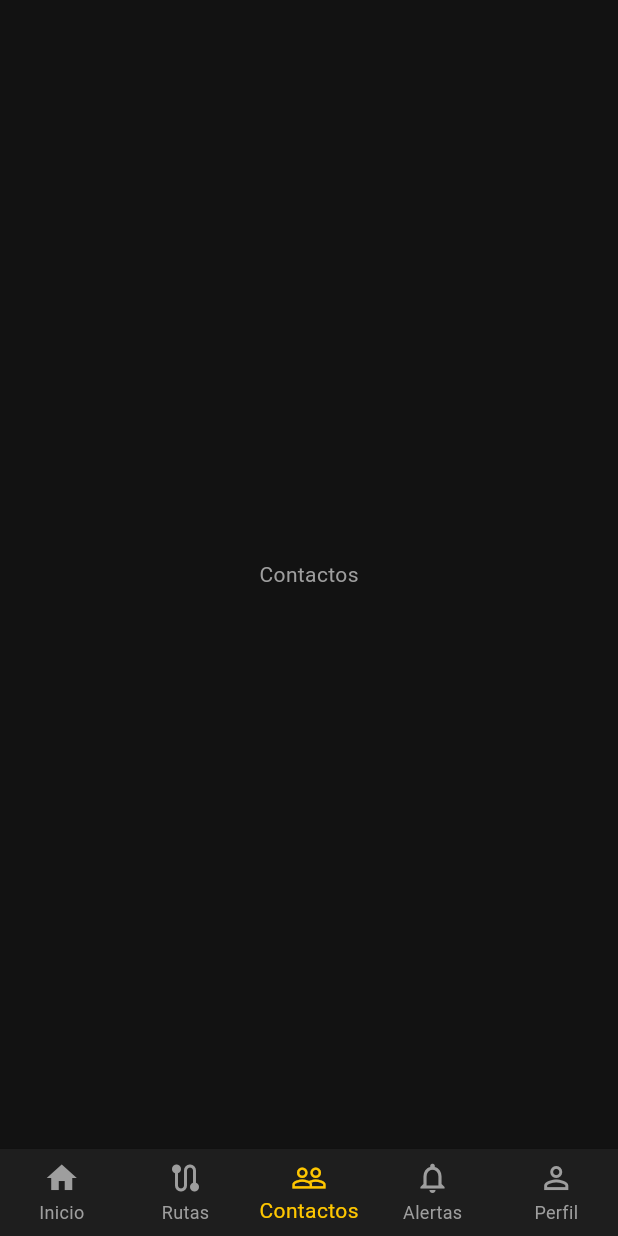
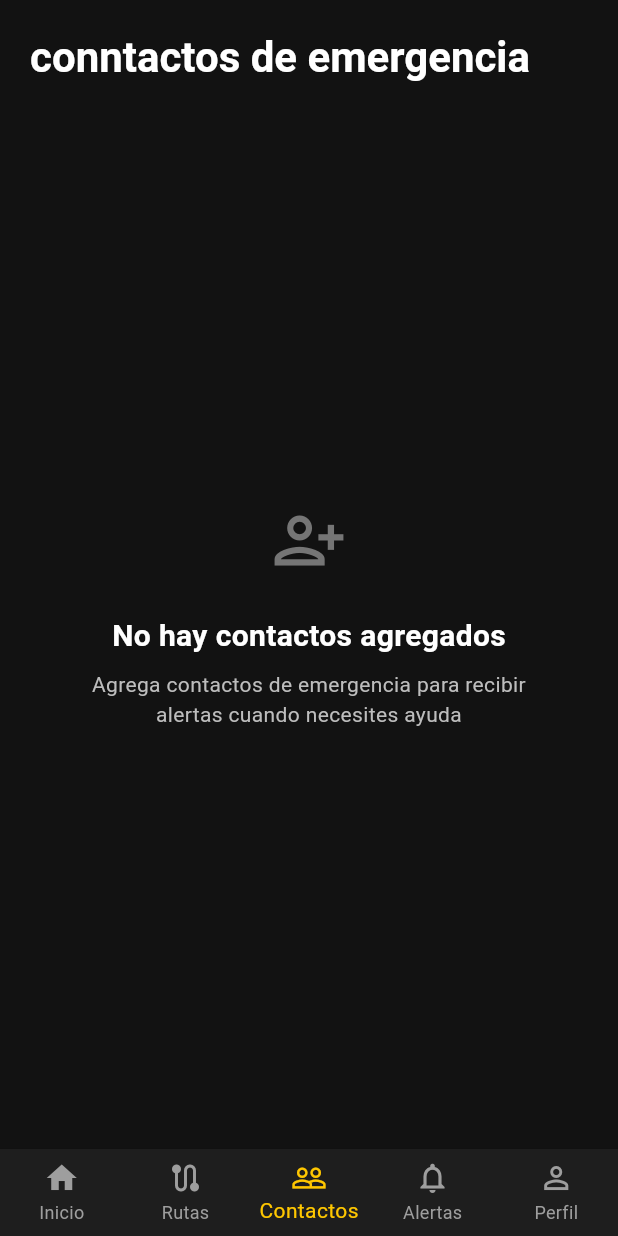
Before and after one commit to jovannyCG/app-chita, a Flutter app: the screen it shows after launch, item 3 of the bottom bar chosen, on a phone screen of 412 x 824 dp. Run offline on Flutter 3.47's test engine with Material 3 defaults, Android fonts, the phone set to English and light mode, and no system bars.

Commit message:
add contacts screen

```diff
--- a/lib/main.dart
+++ b/lib/main.dart
@@ -1,4 +1,5 @@
 import 'package:chita_app/screens/alert.dart';
+import 'package:chita_app/screens/contacts.dart';
 import 'package:chita_app/screens/home.dart';
 import 'package:chita_app/screens/profile.dart';
 import 'package:chita_app/screens/route.dart';
@@ -69,9 +70,9 @@
   static final List<Widget> _widgetOptions = <Widget>[
     const HomeScreen(),
     const RoutesScreen(),
-    const Center(child: Text('Contactos')), // Placeholder
+    const ContactsScreen(),
     const AlertsScreen(),
-    const ProfileScreen(),  // Placeholder
+    const ProfileScreen(),
   ];
 
   void _onItemTapped(int index) {
--- /dev/null
+++ b/lib/screens/contacts.dart
@@ -0,0 +1,62 @@
+import 'package:flutter/material.dart';
+
+class ContactsScreen extends StatelessWidget {
+  const ContactsScreen({super.key});
+
+  @override
+  Widget build(BuildContext context) {
+    return Scaffold(
+      body: SafeArea(
+        child: Padding(
+          padding: const EdgeInsets.symmetric(horizontal: 20.0),
+          child: Column(
+            crossAxisAlignment: CrossAxisAlignment.start,
+            children: [
+              const SizedBox(height: 20),
+              // --- TÍTULO DE LA PANTALLA ---
+              Text(
+                'conntactos de emergencia',
+                style: Theme.of(context).textTheme.headlineMedium?.copyWith(
+                      fontWeight: FontWeight.bold,
+                      color: Colors.white,
+                    ),
+              ),
+
+              // --- MENSAJE CENTRAL ---
+              // Expanded asegura que el contenido se centre verticalmente
+              Expanded(
+                child: Center(
+                  child: Column(
+                    mainAxisSize: MainAxisSize.min, // Para que la columna no ocupe todo el espacio
+                    children: [
+                      Icon(
+                        Icons.person_add_alt_1_outlined,
+                        color: Colors.grey[600],
+                        size: 50,
+                      ),
+                      const SizedBox(height: 24),
+                      const Text(
+                        'No hay contactos agregados',
+                        style: TextStyle(
+                          color: Colors.white,
+                          fontSize: 20,
+                          fontWeight: FontWeight.bold,
+                        ),
+                      ),
+                      const SizedBox(height: 8),
+                      Text(
+                        'Agrega contactos de emergencia para recibir\nalertas cuando necesites ayuda',
+                        textAlign: TextAlign.center,
+                        style: TextStyle(color: Colors.grey[400], fontSize: 14),
+                      ),
+                    ],
+                  ),
+                ),
+              ),
+            ],
+          ),
+        ),
+      ),
+    );
+  }
+}
```
